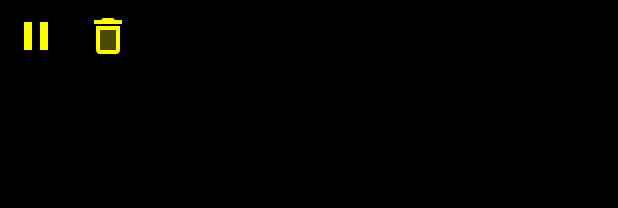
After one commit to TrubnikovDmitriy/FourierCircles, an Android app: the layout layout_vector_controls.xml on its own in the app's theme, with its tools: preview values and no code run, on a phone screen of 412 x 824 dp. The commit adds this screen. Shown: the top 208 px of the screen. Run offline under Robolectric (Android 15) with nearby library versions, the phone set to English and light mode, and no system bars.

Commit message:
Introduce play/pause contols

```diff
--- a/app/src/main/java/dv/trubnikov/fourier/circles/views/vector/VectorView.kt
+++ b/app/src/main/java/dv/trubnikov/fourier/circles/views/vector/VectorView.kt
@@ -52,9 +52,6 @@ class VectorView @JvmOverloads constructor(
     private var picture: VectorPicture? = null
     private var vectorCount: Int = 0
 
-    val isPaused: Boolean
-        get() = animator.isPaused
-
     fun resume() {
         animator.resume()
     }
--- /dev/null
+++ b/app/src/main/res/drawable/ic_pause.xml
@@ -0,0 +1,10 @@
+<vector xmlns:android="http://schemas.android.com/apk/res/android"
+    android:width="24dp"
+    android:height="24dp"
+    android:tint="@color/vector_color"
+    android:viewportWidth="24"
+    android:viewportHeight="24">
+    <path
+        android:fillColor="@android:color/white"
+        android:pathData="M6,19h4L10,5L6,5v14zM14,5v14h4L18,5h-4z" />
+</vector>
--- /dev/null
+++ b/app/src/main/res/drawable/ic_play.xml
@@ -0,0 +1,10 @@
+<vector xmlns:android="http://schemas.android.com/apk/res/android"
+    android:width="24dp"
+    android:height="24dp"
+    android:tint="@color/vector_color"
+    android:viewportWidth="24"
+    android:viewportHeight="24">
+    <path
+        android:fillColor="@android:color/white"
+        android:pathData="M8,5v14l11,-7z" />
+</vector>
--- /dev/null
+++ b/app/src/main/res/layout/layout_vector_controls.xml
@@ -0,0 +1,30 @@
+<?xml version="1.0" encoding="utf-8"?>
+<androidx.appcompat.widget.LinearLayoutCompat xmlns:android="http://schemas.android.com/apk/res/android"
+    android:layout_width="match_parent"
+    android:layout_height="match_parent"
+    android:background="@color/vector_background_color"
+    android:orientation="horizontal">
+
+    <androidx.appcompat.widget.AppCompatImageView
+        android:id="@+id/play_button"
+        android:layout_width="@dimen/ic_size"
+        android:layout_height="@dimen/ic_size"
+        android:layout_margin="8dp"
+        android:src="@drawable/ic_play"
+        android:visibility="gone" />
+
+    <androidx.appcompat.widget.AppCompatImageView
+        android:id="@+id/pause_button"
+        android:layout_width="@dimen/ic_size"
+        android:layout_height="@dimen/ic_size"
+        android:layout_margin="8dp"
+        android:src="@drawable/ic_pause" />
+
+    <androidx.appcompat.widget.AppCompatImageView
+        android:id="@+id/delete_button"
+        android:layout_width="@dimen/ic_size"
+        android:layout_height="@dimen/ic_size"
+        android:layout_margin="8dp"
+        android:src="@drawable/ic_trash" />
+
+</androidx.appcompat.widget.LinearLayoutCompat>
--- a/app/src/main/res/values/dimens.xml
+++ b/app/src/main/res/values/dimens.xml
@@ -2,4 +2,5 @@
 <resources>
     <dimen name="bg_corner_radius">28dp</dimen>
     <dimen name="sidebar_width">32dp</dimen>
+    <dimen name="ic_size">32dp</dimen>
 </resources>
```
Also changed, not shown: app/src/main/java/dv/trubnikov/fourier/circles/presentation/vector/VectorActivity.kt (+20 -15 lines), app/src/main/res/layout/activity_vector.xml (+6 -7 lines).
